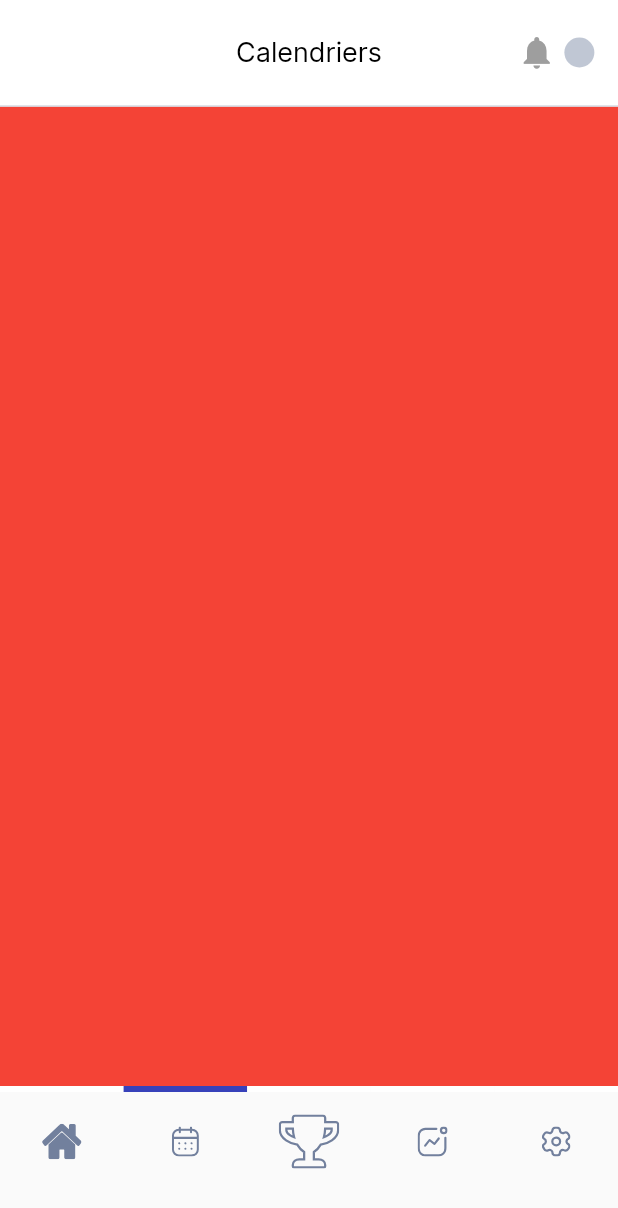
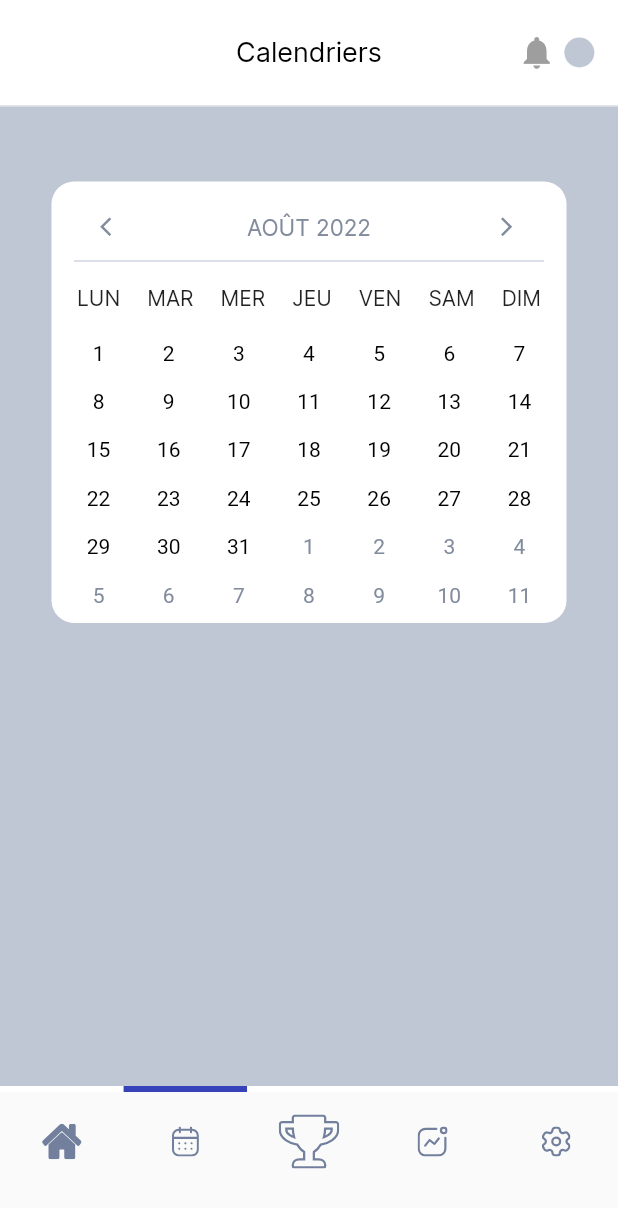
Before and after one commit to HarakatAlTajdid/Qadha, a Flutter app: the HomeView screen opened by its route, item 2 of the bottom bar chosen, on a phone screen of 412 x 824 dp. Shown: the top 1208 px of the screen. Run offline on Flutter 3.47's test engine with Material 2 defaults, Android fonts, the light colour scheme and no system bars; our stand-ins replace auto_route, firebase_auth, firebase_core, flutter_svg, get_it, injectable and 4 more; accounts and stored records are empty.

Commit message:
Added calendar widget

```diff
--- a/lib/main.dart
+++ b/lib/main.dart
@@ -1,6 +1,7 @@
 import 'package:auto_route/auto_route.dart';
 import 'package:firebase_core/firebase_core.dart';
 import 'package:flutter/material.dart';
+import 'package:intl/date_symbol_data_local.dart';
 import 'package:qadha/ui/app/app_router.gr.dart';
 import 'package:qadha/ui/app/app_theme.dart';
 import 'package:qadha/ui/app/locator.dart';
@@ -14,6 +15,7 @@ Future<void> main() async {
 
   WidgetsFlutterBinding.ensureInitialized();
   await Firebase.initializeApp(options: DefaultFirebaseOptions.currentPlatform);
+  initializeDateFormatting("fr_fr");
 
   runApp(MyApp());
 }
--- a/lib/ui/app/app_theme.dart
+++ b/lib/ui/app/app_theme.dart
@@ -6,6 +6,7 @@ class AppTheme {
   static Color secundaryColor = const Color(0xFF3741BA);
   static Color accentColor = const Color(0xFFFF7340);
   static Color deadColor = const Color(0xFFC0C7D4);
+  static Color metallicColor = const Color(0xFF828C9D);
   static Color alertColor = const Color(0xFFFF6961);
   static Color goldenColor = const Color.fromARGB(255, 199, 143, 45);
 }
--- /dev/null
+++ b/lib/ui/common/calendar/qadha_monthly_calendar.dart
@@ -0,0 +1,108 @@
+import 'package:flutter/material.dart';
+import 'package:qadha/ui/app/app_theme.dart';
+import 'package:stacked/stacked.dart';
+
+import 'qadha_monthly_calendar_viewmodel.dart';
+
+class QadhaMonthlyCalendar extends StatefulWidget {
+  const QadhaMonthlyCalendar({Key? key}) : super(key: key);
+
+  @override
+  State<QadhaMonthlyCalendar> createState() => _QadhaMonthlyCalendarState();
+}
+
+class _QadhaMonthlyCalendarState extends State<QadhaMonthlyCalendar> {
+  @override
+  Widget build(BuildContext context) {
+    const tableDescriptorStyle = TextStyle(fontFamily: "Inter Regular");
+
+    return ViewModelBuilder<QadhaMonthlyCalendarViewModel>.reactive(
+        builder: (context, model, child) => Container(
+            decoration: BoxDecoration(
+                color: AppTheme.primaryColor,
+                borderRadius: BorderRadius.circular(15)),
+            child: Column(
+              children: [
+                const SizedBox(height: 15),
+                Padding(
+                  padding: const EdgeInsets.symmetric(horizontal: 25),
+                  child: Row(
+                    mainAxisAlignment: MainAxisAlignment.spaceBetween,
+                    children: [
+                      Material(
+                        color: AppTheme.primaryColor,
+                        child: InkWell(
+                            customBorder: const CircleBorder(),
+                            onTap: () {
+                              model.setFrame(-1);
+                            },
+                            child: Padding(
+                                padding: const EdgeInsets.all(7.5),
+                                child: Icon(Icons.arrow_back_ios,
+                                    color: AppTheme.metallicColor, size: 15))),
+                      ),
+                      Text(model.prettyCurrentFrame().toUpperCase(),
+                          style: TextStyle(
+                              fontSize: 15,
+                              fontFamily: "Inter Regular",
+                              color: AppTheme.metallicColor)),
+                      Material(
+                        color: AppTheme.primaryColor,
+                        child: InkWell(
+                            customBorder: const CircleBorder(),
+                            onTap: () {
+                              model.setFrame(1);
+                            },
+                            child: Padding(
+                                padding: const EdgeInsets.all(7.5),
+                                child: Icon(Icons.arrow_forward_ios,
+                                    color: AppTheme.metallicColor, size: 15))),
+                      ),
+                    ],
+                  ),
+                ),
+                Padding(
+                  padding: const EdgeInsets.symmetric(horizontal: 15),
+                  child: Divider(
+                      thickness: 1.25,
+                      color: AppTheme.deadColor.withOpacity(0.6)),
+                ),
+                Padding(
+                  padding: const EdgeInsets.all(8.0),
+                  child: Row(
+                    mainAxisAlignment: MainAxisAlignment.spaceAround,
+                    children: const [
+                      Text("LUN", style: tableDescriptorStyle),
+                      Text("MAR", style: tableDescriptorStyle),
+                      Text("MER", style: tableDescriptorStyle),
+                      Text("JEU", style: tableDescriptorStyle),
+                      Text("VEN", style: tableDescriptorStyle),
+                      Text("SAM", style: tableDescriptorStyle),
+                      Text("DIM", style: tableDescriptorStyle),
+                    ],
+                  ),
+                ),
+                const SizedBox(height: 12.5),
+                Expanded(
+                  child: Padding(
+                    padding: const EdgeInsets.symmetric(horizontal: 8),
+                    child: GridView.count(
+                      childAspectRatio: 1.45,
+                      crossAxisCount: 7,
+                      physics: const NeverScrollableScrollPhysics(),
+                      children: List.generate(model.days.length, (index) {
+                        final day = model.days[index];
+                        return Text(
+                          day.day.toString(),
+                          textAlign: TextAlign.center,
+                          style: TextStyle(color: day.month != model.currentFrame.month ? AppTheme.metallicColor : Colors.black)
+                        );
+                      }),
+                    ),
+                  ),
+                )
+              ],
+            )),
+        viewModelBuilder: () => QadhaMonthlyCalendarViewModel());
+  }
+}
--- /dev/null
+++ b/lib/ui/common/calendar/qadha_monthly_calendar_viewmodel.dart
@@ -0,0 +1,56 @@
+import 'package:stacked/stacked.dart';
+import 'package:intl/intl.dart';
+
+class QadhaMonthlyCalendarViewModel extends BaseViewModel {
+  late DateTime currentFrame;
+  List<DateTime> days = []; // 42 days needed
+
+  QadhaMonthlyCalendarViewModel() {
+    currentFrame = DateTime(DateTime.now().year, DateTime.now().month);
+    getDaysForCurrentFrame();
+  }
+
+  String prettyCurrentFrame() {
+    return DateFormat("MMMM yyyy", "fr_fr").format(currentFrame);
+  }
+
+  void setFrame(int increment) {
+    currentFrame = DateTime(currentFrame.year,
+        currentFrame.month + increment);
+    getDaysForCurrentFrame();
+  }
+
+  // Retrieves a list of 42 days to be displayed for current frame
+  void getDaysForCurrentFrame() {
+    days.clear();
+
+    final currentFrameDaysCount = DateTime(currentFrame.year, currentFrame.month + 1, 0).day;
+    final currentFrameFirstDay = DateTime.utc(currentFrame.year, currentFrame.month, 1).weekday;
+
+    // First day is not Monday, generate the preceeding days from
+    // the preceeding frame, as a visual padding
+    if (currentFrameFirstDay != 1) {
+      for (int i = 1; i < currentFrameFirstDay; i++) {
+        final day = currentFrame.subtract(Duration(days: currentFrameFirstDay - i));
+        days.add(day);
+      }
+    }
+
+    for (int i = 1; i <= currentFrameDaysCount; i++) {
+      final day = DateTime(currentFrame.year, currentFrame.month, i);
+      days.add(day);
+    }
+
+    if (days.length < 42) {
+      final missingDaysCount = 42 - days.length;
+      for (int i = 0; i < missingDaysCount; i++) {
+        final day = DateTime(days.last.year, days.last.month, days.last.day + 1);
+        days.add(day);
+      }
+    }
+
+    print("hey");
+
+    notifyListeners();
+  }
+}
--- a/lib/ui/views/calendars/calendars_view.dart
+++ b/lib/ui/views/calendars/calendars_view.dart
@@ -1,4 +1,6 @@
 import 'package:flutter/material.dart';
+import 'package:qadha/ui/app/app_theme.dart';
+import 'package:qadha/ui/common/calendar/qadha_monthly_calendar.dart';
 
 class CalendarsView extends StatefulWidget {
   const CalendarsView({Key? key}) : super(key: key);
@@ -10,6 +12,21 @@ class CalendarsView extends StatefulWidget {
 class _CalendarsViewState extends State<CalendarsView> {
   @override
   Widget build(BuildContext context) {
-    return Container(color: Colors.red);
+    final size = MediaQuery.of(context).size;
+
+    return Container(
+      color: AppTheme.deadColor,
+      child: Column(
+        children: [
+          const SizedBox(height: 50),
+          Center(
+            child: SizedBox(
+                width: size.width / 1.2,
+                height: size.height / 2.8,
+                child: const QadhaMonthlyCalendar()),
+          )
+        ],
+      ),
+    );
   }
 }
--- a/pubspec.yaml
+++ b/pubspec.yaml
@@ -28,6 +28,7 @@ dependencies:
   pin_code_fields: ^7.4.0
   flutter_svg: ^1.1.3
   percent_indicator: ^4.2.2
+  intl: ^0.17.0
 
 dev_dependencies:
   flutter_test:
```
Also changed, not shown: pubspec.lock.
